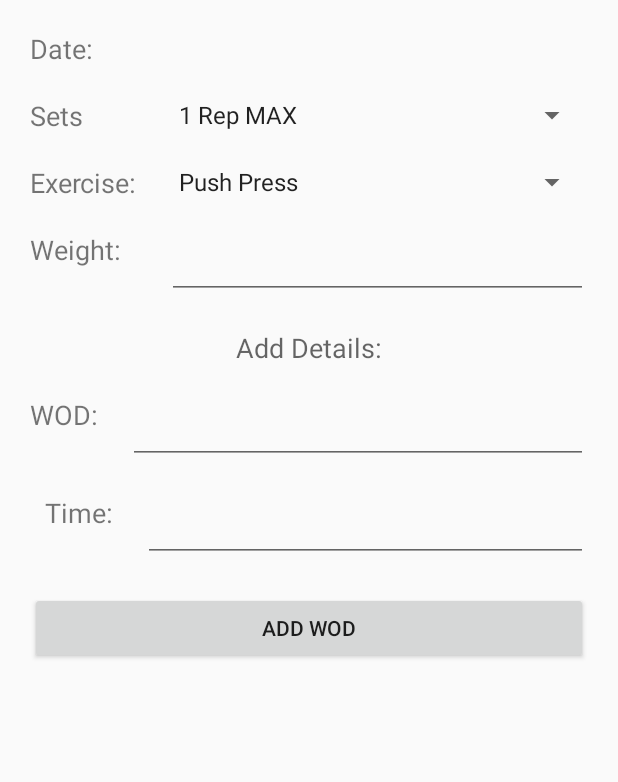
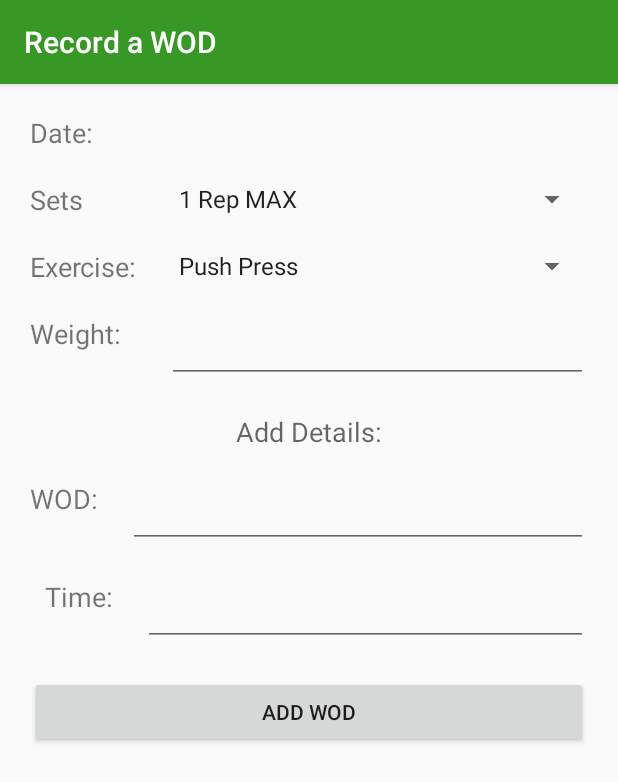
Before and after one commit to Jethro234/RealmBinding, an Android app: the RecordWOD screen opened directly, with no data from a screen before it, on a phone screen of 412 x 824 dp. Shown: the top 782 px of the screen. Run offline under Robolectric (Android 15) with nearby library versions, the phone set to English and light mode, and no system bars; libraries missing offline, so code that uses them is left out: com.appeaser.sublimepickerlibrary, io.realm; 10 statements that could not run were skipped.

Commit message:
Added toolbar to remaining activities.

```diff
--- a/app/src/main/AndroidManifest.xml
+++ b/app/src/main/AndroidManifest.xml
@@ -12,8 +12,7 @@
         android:supportsRtl="true"
         android:theme="@style/AppTheme">
         <activity
-            android:name=".view.activites.SplashActivity"
-            android:theme="@style/SplashTheme">
+            android:name=".view.activites.SplashActivity" android:theme="@style/SplashTheme">
             <intent-filter>
                 <action android:name="android.intent.action.MAIN" />
 
--- a/app/src/main/java/com/example/james/realmbinding/progress/ViewProgress.java
+++ b/app/src/main/java/com/example/james/realmbinding/progress/ViewProgress.java
@@ -6,6 +6,7 @@ import android.support.annotation.Nullable;
 import android.support.v7.app.AppCompatActivity;
 import android.support.v7.widget.LinearLayoutManager;
 import android.support.v7.widget.RecyclerView;
+import android.support.v7.widget.Toolbar;
 
 import com.example.james.realmbinding.R;
 import com.example.james.realmbinding.adapter.WorkoutAdapter;
@@ -32,6 +33,9 @@ public class ViewProgress extends AppCompatActivity {
     protected void onCreate(@Nullable Bundle savedInstanceState) {
         super.onCreate(savedInstanceState);
         setContentView(R.layout.view_progress);
+        Toolbar toolbar = findViewById(R.id.toolbar);
+        setSupportActionBar(toolbar);
+
         context = this;
 
         // Set realm config
--- a/app/src/main/java/com/example/james/realmbinding/workout/RecordWOD.java
+++ b/app/src/main/java/com/example/james/realmbinding/workout/RecordWOD.java
@@ -7,6 +7,7 @@ import android.support.annotation.Nullable;
 import android.support.v4.app.DialogFragment;
 import android.support.v4.util.Pair;
 import android.support.v7.app.AppCompatActivity;
+import android.support.v7.widget.Toolbar;
 import android.view.View;
 import android.widget.ArrayAdapter;
 import android.widget.Button;
@@ -67,6 +68,8 @@ public class RecordWOD extends AppCompatActivity implements RealmCallback {
     protected void onCreate(@Nullable Bundle savedInstanceState) {
         super.onCreate(savedInstanceState);
         setContentView(R.layout.record_wod);
+        Toolbar toolbar = findViewById(R.id.toolbar);
+        setSupportActionBar(toolbar);
 
         context = this;
 
--- /dev/null
+++ b/app/src/main/res/layout/app_bar_custom_layout.xml
@@ -0,0 +1,15 @@
+<?xml version="1.0" encoding="utf-8"?>
+<android.support.design.widget.AppBarLayout xmlns:android="http://schemas.android.com/apk/res/android"
+    android:layout_width="match_parent"
+    android:layout_height="wrap_content"
+    xmlns:app="http://schemas.android.com/apk/res-auto"
+    android:theme="@style/AppTheme.AppBarOverlay">
+
+    <android.support.v7.widget.Toolbar
+        android:id="@+id/toolbar"
+        app:popupTheme="@style/AppTheme.PopupOverlay"
+        android:layout_width="match_parent"
+        android:layout_height="?attr/actionBarSize"
+        android:background="?attr/colorPrimary" />
+
+</android.support.design.widget.AppBarLayout>
--- a/app/src/main/res/layout/record_wod.xml
+++ b/app/src/main/res/layout/record_wod.xml
@@ -1,7 +1,13 @@
 <?xml version="1.0" encoding="utf-8"?>
-<LinearLayout xmlns:android="http://schemas.android.com/apk/res/android"
+<RelativeLayout xmlns:android="http://schemas.android.com/apk/res/android"
+    xmlns:tools="http://schemas.android.com/tools"
+    android:layout_width="match_parent"
     android:layout_height="match_parent"
-    android:layout_width="match_parent">
+    tools:context="com.example.james.realmbinding.workout.RecordWOD">
+
+    <include
+        android:id="@+id/appBar"
+        layout="@layout/app_bar_custom_layout" />
 
     <RelativeLayout
         android:layout_width="match_parent"
@@ -9,6 +15,7 @@
         android:focusable="true"
         android:focusableInTouchMode="true"
         android:orientation="vertical"
+        android:layout_below="@+id/appBar"
         android:padding="@dimen/normal_padding">
 
         <TextView
@@ -37,7 +44,7 @@
             android:layout_below="@+id/header_wod_date"
             android:layout_margin="@dimen/normal_margin"
             android:text="Sets"
-            android:textSize="@dimen/txt_label_size"/>
+            android:textSize="@dimen/txt_label_size" />
 
         <Spinner
             android:id="@+id/spinner_wod_sets"
@@ -127,12 +134,12 @@
             android:id="@+id/header_wod_time"
             android:layout_width="wrap_content"
             android:layout_height="wrap_content"
+            android:layout_alignStart="@+id/btn_add_wod"
+            android:layout_alignTop="@+id/txt_wod_time"
             android:layout_marginLeft="@dimen/normal_margin"
             android:layout_marginRight="@dimen/normal_margin"
             android:text="@string/lbl_wod_time"
-            android:textSize="@dimen/txt_label_size"
-            android:layout_alignTop="@+id/txt_wod_time"
-            android:layout_alignStart="@+id/btn_add_wod" />
+            android:textSize="@dimen/txt_label_size" />
 
         <EditText
             android:id="@+id/txt_wod_time"
@@ -155,4 +162,4 @@
             android:text="@string/lbl_add_wod" />
 
     </RelativeLayout>
-</LinearLayout>
+</RelativeLayout>
--- a/app/src/main/res/values/styles.xml
+++ b/app/src/main/res/values/styles.xml
@@ -5,12 +5,11 @@
     </style>
 
     <!-- Columns application theme. -->
-    <style name="AppTheme" parent="Theme.AppCompat.Light.DarkActionBar">
+    <style name="AppTheme" parent="Theme.AppCompat.Light.NoActionBar">
         <!-- Customize your theme here. -->
         <item name="colorPrimary">@color/colorPrimary</item>
         <item name="colorPrimaryDark">@color/colorPrimaryDark</item>
         <item name="colorAccent">@color/black</item>
-        <item name="windowNoTitle">true</item>
     </style>
 
     <!-- Columns Button theme -->
```
Also changed, not shown: app/src/main/res/layout/app_bar_main.xml (+3 -14 lines), app/src/main/res/layout/main_activity.xml (deleted, +0 -35 lines), app/src/main/res/layout/view_progress.xml (+12 -13 lines).
